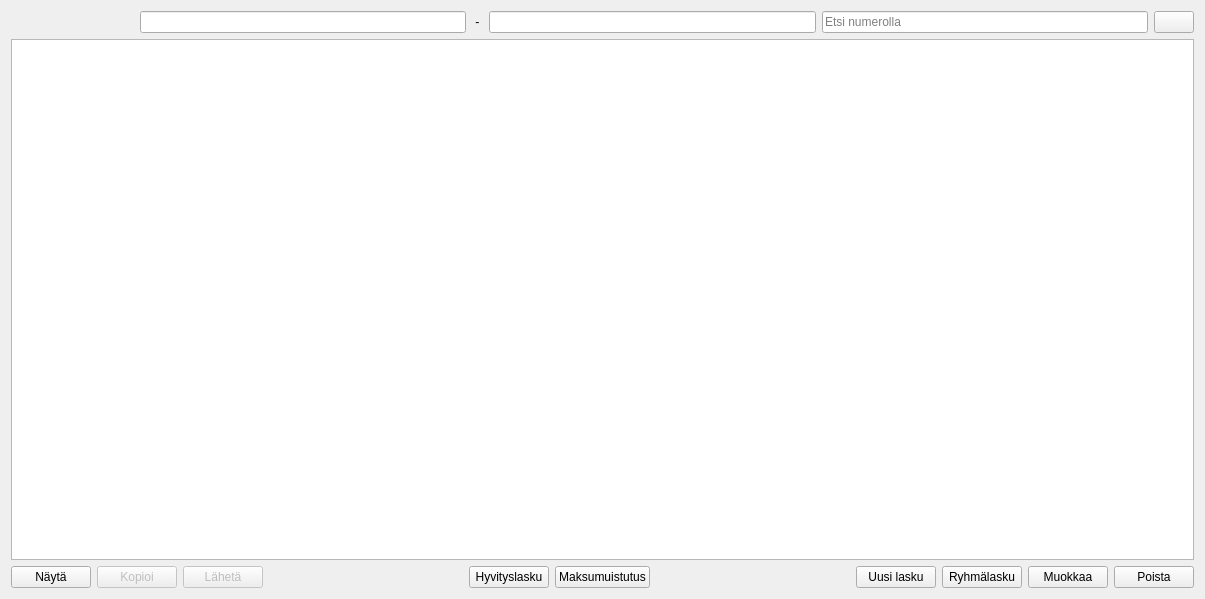
This is kitsas/laskutus/laskulistawidget.ui in artoh/kitupiikki as Qt 5 draws it before an edit. The edited form follows.
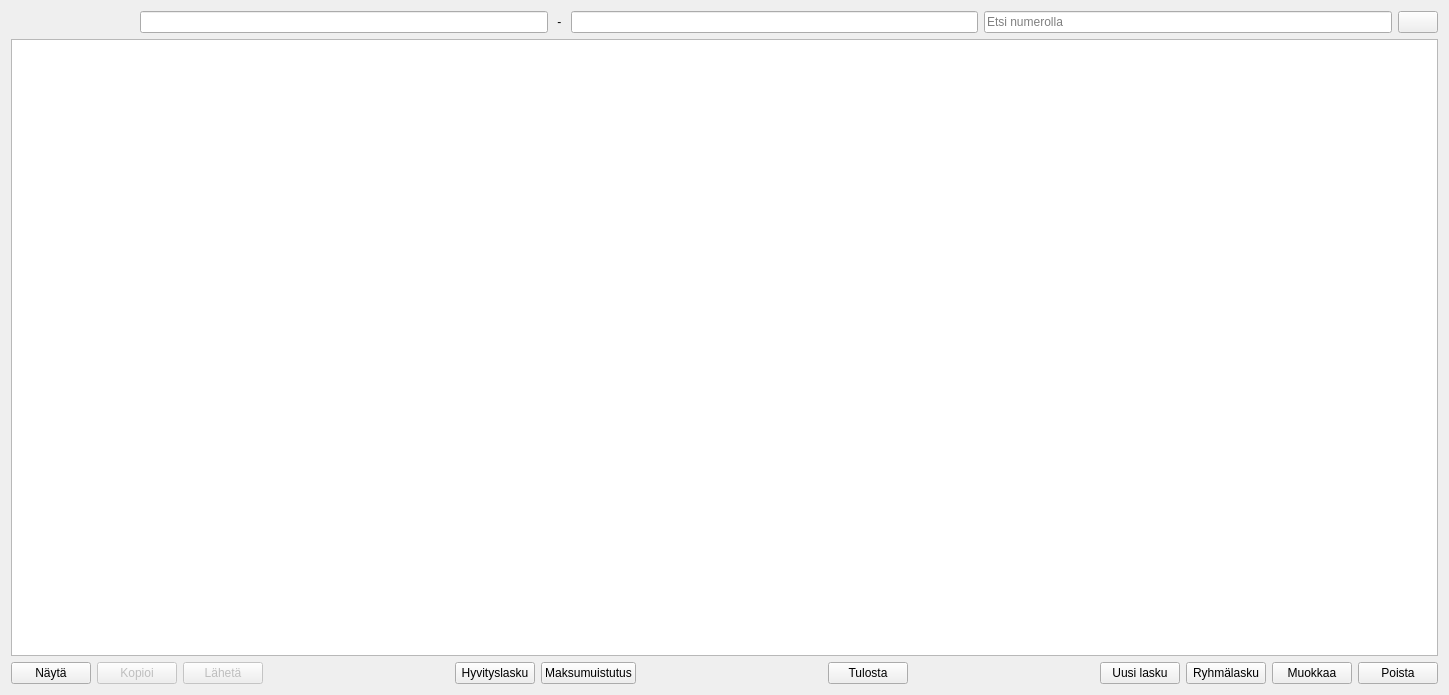
This is the edited form. Icons and pictures are not drawn. Custom widgets are drawn as their Qt base class.

```diff
--- a/kitsas/laskutus/laskulistawidget.ui
+++ b/kitsas/laskutus/laskulistawidget.ui
@@ -6,8 +6,8 @@
    <rect>
     <x>0</x>
     <y>0</y>
-    <width>1205</width>
-    <height>599</height>
+    <width>1449</width>
+    <height>695</height>
    </rect>
   </property>
   <property name="windowTitle">
@@ -156,6 +156,30 @@
        </property>
       </widget>
      </item>
+     <item>
+      <spacer name="horizontalSpacer_3">
+       <property name="orientation">
+        <enum>Qt::Horizontal</enum>
+       </property>
+       <property name="sizeHint" stdset="0">
+        <size>
+         <width>40</width>
+         <height>20</height>
+        </size>
+       </property>
+      </spacer>
+     </item>
+     <item>
+      <widget class="QPushButton" name="tulostaButton">
+       <property name="text">
+        <string>Tulosta</string>
+       </property>
+       <property name="icon">
+        <iconset resource="../pic/pic.qrc">
+         <normaloff>:/pic/print.png</normaloff>:/pic/print.png</iconset>
+       </property>
+      </widget>
+     </item>
      <item>
       <spacer name="horizontalSpacer_2">
        <property name="orientation">
```
